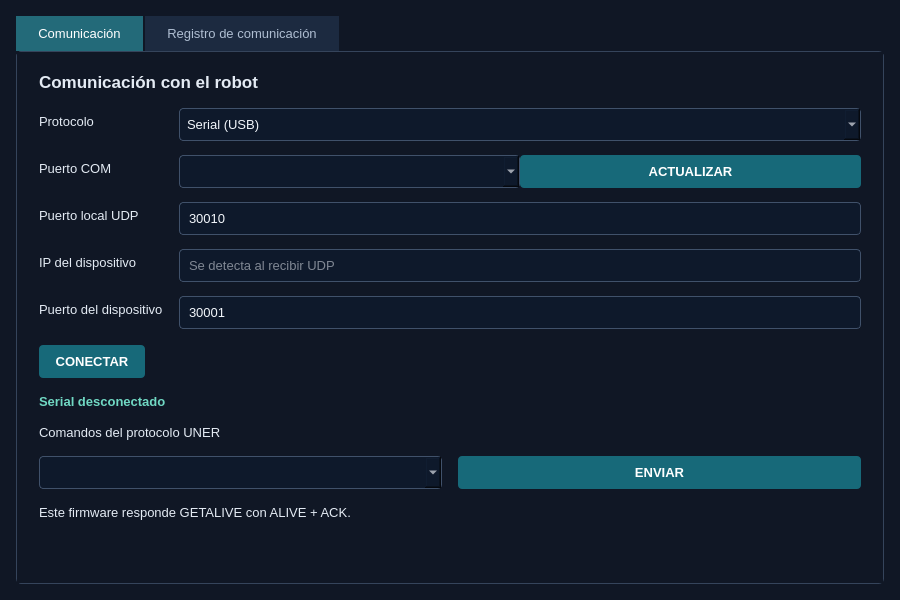
Before: the Qt Designer form software/mainwindow.ui in BuffaGonzalo/ROBOTICA2, drawn with Qt 5.
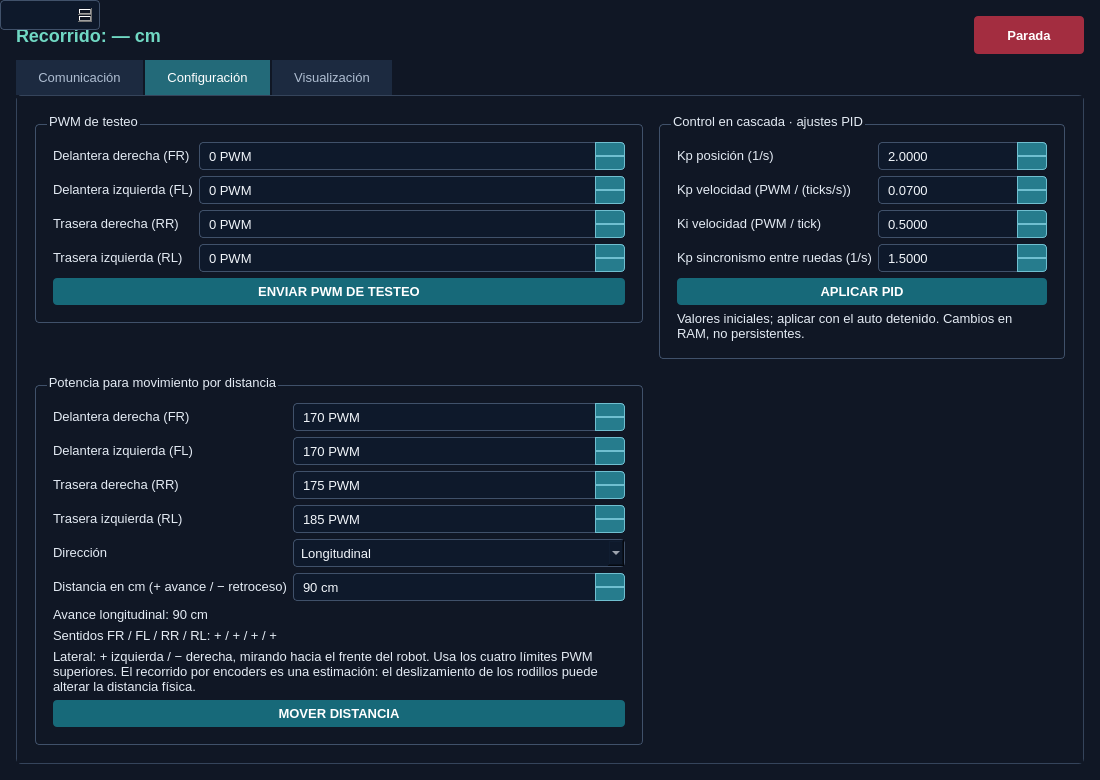
After: the same form once the commit is applied. The open tabs and pages were chosen to show the change. Icons and pictures are not drawn. Custom widgets are drawn as their Qt base class.

Commit message: feat(movimientos): Desplazamientos correctos - Desplazamientos hacia adelante, lateral y diagonal

```diff
--- a/software/mainwindow.ui
+++ b/software/mainwindow.ui
@@ -3,7 +3,12 @@
  <class>MainWindow</class>
  <widget class="QMainWindow" name="MainWindow">
   <property name="geometry">
-   <rect><x>0</x><y>0</y><width>900</width><height>600</height></rect>
+   <rect>
+    <x>0</x>
+    <y>0</y>
+    <width>1100</width>
+    <height>780</height>
+   </rect>
   </property>
   <property name="windowTitle"><string>MICRO-Software · Comunicación Serial / UDP</string></property>
   <property name="styleSheet">
@@ -11,19 +16,90 @@
 QTabWidget::pane { border: 1px solid #35445b; border-radius: 5px; background: #182337; }
 QTabBar::tab { background: #1c2a40; color: #aebdd1; padding: 10px 22px; margin-right: 2px; }
 QTabBar::tab:selected { background: #236a79; color: white; }
-QLineEdit, QComboBox, QTextBrowser { background: #0e192b; border: 1px solid #40516a; border-radius: 4px; padding: 7px; color: #f2f6fb; }
+QLineEdit, QComboBox, QSpinBox, QDoubleSpinBox, SmartDoubleSpinBox, QTextBrowser { background: #0e192b; border: 1px solid #40516a; border-radius: 4px; padding: 7px; color: #f2f6fb; }
 QPushButton { background: #176979; color: white; border: 0; border-radius: 4px; padding: 9px 16px; font-weight: bold; }
 QPushButton:hover { background: #23899b; }
 QPushButton:disabled { background: #3c485a; color: #a5afbc; }
 QLabel#label_statusMode { color: #70d8c3; font-weight: bold; }
-QLabel#label_title { font-size: 17px; font-weight: bold; }</string>
+QGroupBox { border: 1px solid #40516a; border-radius: 4px; margin-top: 12px; padding: 12px; }
+QGroupBox::title { subcontrol-origin: margin; left: 12px; }
+QPushButton#pushButton_stop { background: #a32d40; }
+QLabel#label_title { font-size: 17px; font-weight: bold; }
+QSpinBox { padding-right: 34px; min-height: 24px; }
+QSpinBox::up-button { subcontrol-origin: border; subcontrol-position: top right; width: 28px; background: #267c8d; border: 1px solid #70bfd0; border-top-right-radius: 4px; }
+QSpinBox::down-button { subcontrol-origin: border; subcontrol-position: bottom right; width: 28px; background: #267c8d; border: 1px solid #70bfd0; border-bottom-right-radius: 4px; }
+QSpinBox::up-button:hover, QSpinBox::down-button:hover { background: #36a1b6; }
+QSpinBox::up-arrow { image: url(:/resources/icons/spin_plus.svg); width: 14px; height: 14px; }
+QSpinBox::down-arrow { image: url(:/resources/icons/spin_minus.svg); width: 14px; height: 14px; }
+QTableWidget QSpinBox { padding: 2px; min-height: 20px; border: 0; background: #182337; }
+
+QDoubleSpinBox, SmartDoubleSpinBox { padding-right: 34px; min-height: 24px; }
+QDoubleSpinBox::up-button, SmartDoubleSpinBox::up-button { subcontrol-origin: border; subcontrol-position: top right; width: 28px; background: #267c8d; border: 1px solid #70bfd0; border-top-right-radius: 4px; }
+QDoubleSpinBox::down-button, SmartDoubleSpinBox::down-button { subcontrol-origin: border; subcontrol-position: bottom right; width: 28px; background: #267c8d; border: 1px solid #70bfd0; border-bottom-right-radius: 4px; }
+QDoubleSpinBox::up-button:hover, SmartDoubleSpinBox::up-button:hover, QDoubleSpinBox::down-button:hover, SmartDoubleSpinBox::down-button:hover { background: #36a1b6; }
+QDoubleSpinBox::up-arrow, SmartDoubleSpinBox::up-arrow { image: url(:/resources/icons/spin_plus.svg); width: 14px; height: 14px; }
+QDoubleSpinBox::down-arrow, SmartDoubleSpinBox::down-arrow { image: url(:/resources/icons/spin_minus.svg); width: 14px; height: 14px; }</string>
   </property>
   <widget class="QWidget" name="centralwidget">
    <layout class="QVBoxLayout" name="verticalLayout_main">
-    <property name="leftMargin"><number>16</number></property>
-    <property name="topMargin"><number>16</number></property>
-    <property name="rightMargin"><number>16</number></property>
-    <property name="bottomMargin"><number>16</number></property>
+    <property name="leftMargin">
+     <number>16</number>
+    </property>
+    <property name="topMargin">
+     <number>16</number>
+    </property>
+    <property name="rightMargin">
+     <number>16</number>
+    </property>
+    <property name="bottomMargin">
+     <number>16</number>
+    </property>
+    <item>
+     <layout class="QHBoxLayout" name="layout_globalStop">
+      <item>
+       <widget class="QLabel" name="label_topDistance">
+        <property name="text">
+         <string>Recorrido: — cm</string>
+        </property>
+        <property name="styleSheet">
+         <string>font-size: 18px; font-weight: bold; color: #70d8c3;</string>
+        </property>
+        <property name="toolTip">
+         <string>Distancia media firmada de las cuatro ruedas respecto al último MOVE, calculada por encoders.</string>
+        </property>
+       </widget>
+      </item>
+      <item>
+       <spacer name="spacer_globalStop">
+        <property name="orientation">
+         <enum>Qt::Orientation::Horizontal</enum>
+        </property>
+        <property name="sizeHint" stdset="0">
+         <size>
+          <width>40</width>
+          <height>20</height>
+         </size>
+        </property>
+       </spacer>
+      </item>
+      <item>
+       <widget class="QPushButton" name="pushButton_stop">
+        <property name="minimumSize">
+         <size>
+          <width>110</width>
+          <height>38</height>
+         </size>
+        </property>
+        <property name="toolTip">
+         <string>Detiene todas las ruedas y cancela el movimiento.</string>
+        </property>
+        <property name="text">
+         <string>Parada</string>
+        </property>
+       </widget>
+      </item>
+     </layout>
+    </item>
     <item>
      <widget class="QTabWidget" name="tabWidget_wifi">
       <property name="currentIndex"><number>0</number></property>
@@ -43,8 +119,16 @@
           <item row="0" column="0"><widget class="QLabel" name="label_protocol"><property name="text"><string>Protocolo</string></property></widget></item>
           <item row="0" column="1">
            <widget class="QComboBox" name="comboBox_protocol">
-            <item><property name="text"><string>Serial (USB)</string></property></item>
-            <item><property name="text"><string>Wi-Fi UDP</string></property></item>
+            <item>
+             <property name="text">
+              <string>Serial (USB)</string>
+             </property>
+            </item>
+            <item>
+             <property name="text">
+              <string>Wi-Fi UDP</string>
+             </property>
+            </item>
            </widget>
           </item>
           <item row="1" column="0"><widget class="QLabel" name="label_serialPort"><property name="text"><string>Puerto COM</string></property></widget></item>
@@ -66,29 +150,23 @@
           <item><spacer name="horizontalSpacer_actions"><property name="orientation"><enum>Qt::Horizontal</enum></property><property name="sizeHint" stdset="0"><size><width>40</width><height>20</height></size></property></spacer></item>
          </layout>
         </item>
-        <item><widget class="QLabel" name="label_statusMode"><property name="text"><string>Serial desconectado</string></property></widget></item>
-        <item><widget class="QLabel" name="label_commandTitle"><property name="text"><string>Comandos del protocolo UNER</string></property></widget></item>
         <item>
-         <layout class="QHBoxLayout" name="horizontalLayout_command">
-          <item><widget class="QComboBox" name="comboBox_command"/></item>
-          <item><widget class="QPushButton" name="pushButton_sendCommand"><property name="text"><string>ENVIAR</string></property></widget></item>
-         </layout>
+         <widget class="QLabel" name="label_statusMode">
+          <property name="text">
+           <string>Serial desconectado</string>
+          </property>
+         </widget>
         </item>
-        <item><widget class="QLabel" name="label_commandSupport"><property name="text"><string>Este firmware responde GETALIVE con ALIVE + ACK.</string></property><property name="wordWrap"><bool>true</bool></property></widget></item>
-        <item><spacer name="verticalSpacer_conn"><property name="orientation"><enum>Qt::Vertical</enum></property><property name="sizeHint" stdset="0"><size><width>20</width><height>40</height></size></property></spacer></item>
-       </layout>
-      </widget>
-      <widget class="QWidget" name="tab_LOGS">
-       <attribute name="title"><string>Registro de comunicación</string></attribute>
-       <layout class="QVBoxLayout" name="verticalLayout_logs">
-        <property name="leftMargin"><number>20</number></property>
-        <property name="topMargin"><number>18</number></property>
-        <property name="rightMargin"><number>20</number></property>
-        <property name="bottomMargin"><number>18</number></property>
-        <item><widget class="QLabel" name="label_raw"><property name="text"><string>Datos recibidos y enviados</string></property></widget></item>
-        <item><widget class="QTextBrowser" name="textBrowserUnProcessed"/></item>
-        <item><widget class="QLabel" name="label_processed"><property name="text"><string>Tramas UNER y respuestas</string></property></widget></item>
-        <item><widget class="QTextBrowser" name="textBrowserProcessed"/></item>
+        <item>
+         <widget class="QLabel" name="label_processed">
+          <property name="text">
+           <string>Registro de comunicación · logs procesados</string>
+          </property>
+         </widget>
+        </item>
+        <item>
+         <widget class="QTextBrowser" name="textBrowserProcessed" />
+        </item>
         <item>
          <layout class="QHBoxLayout" name="horizontalLayout_logs">
           <item><spacer name="horizontalSpacer_logs"><property name="orientation"><enum>Qt::Horizontal</enum></property><property name="sizeHint" stdset="0"><size><width>40</width><height>20</height></size></property></spacer></item>
@@ -97,11 +175,692 @@
         </item>
        </layout>
       </widget>
+      <widget class="QWidget" name="tab_CONFIG">
+       <property name="styleSheet">
+        <string notr="true">QGroupBox { padding: 8px; margin-top: 10px; }
+QSpinBox, QDoubleSpinBox, SmartDoubleSpinBox, QComboBox { padding-top: 3px; padding-bottom: 3px; min-height: 20px; }
+QPushButton { padding: 6px 12px; }</string>
+       </property>
+       <attribute name="title">
+        <string>Configuración</string>
+       </attribute>
+       <layout class="QVBoxLayout" name="layout_configPage">
+        <item>
+         <widget class="QWidget" name="configContents">
+           <layout class="QGridLayout" name="gridLayout_config" columnstretch="3,2">
+            <property name="horizontalSpacing"><number>16</number></property>
+            <item row="0" column="0" alignment="Qt::AlignTop">
+             <widget class="QGroupBox" name="groupBox_pwm">
+              <property name="title">
+               <string>PWM de testeo</string>
+              </property>
+              <layout class="QFormLayout" name="formLayout_pwm">
+               <item row="0" column="0">
+                <widget class="QLabel" name="label_fr">
+                 <property name="text">
+                  <string>Delantera derecha (FR)</string>
+                 </property>
+                </widget>
+               </item>
+               <item row="0" column="1">
+                <widget class="QSpinBox" name="spinBox_fr">
+                 <property name="buttonSymbols">
+                  <enum>QAbstractSpinBox::ButtonSymbols::PlusMinus</enum>
+                 </property>
+                 <property name="keyboardTracking">
+                  <bool>false</bool>
+                 </property>
+                 <property name="suffix">
+                  <string> PWM</string>
+                 </property>
+                 <property name="minimum">
+                  <number>-255</number>
+                 </property>
+                 <property name="maximum">
+                  <number>255</number>
+                 </property>
+                 <property name="singleStep">
+                  <number>1</number>
+                 </property>
+                </widget>
+               </item>
+               <item row="1" column="0">
+                <widget class="QLabel" name="label_fl">
+                 <property name="text">
+                  <string>Delantera izquierda (FL)</string>
+                 </property>
+                </widget>
+               </item>
+               <item row="1" column="1">
+                <widget class="QSpinBox" name="spinBox_fl">
+                 <property name="buttonSymbols">
+                  <enum>QAbstractSpinBox::ButtonSymbols::PlusMinus</enum>
+                 </property>
+                 <property name="keyboardTracking">
+                  <bool>false</bool>
+                 </property>
+                 <property name="suffix">
+                  <string> PWM</string>
+                 </property>
+                 <property name="minimum">
+                  <number>-255</number>
+                 </property>
+                 <property name="maximum">
+                  <number>255</number>
+                 </property>
+                 <property name="singleStep">
+                  <number>1</number>
+                 </property>
+                </widget>
+               </item>
+               <item row="2" column="0">
+                <widget class="QLabel" name="label_rr">
+                 <property name="text">
+                  <string>Trasera derecha (RR)</string>
+                 </property>
+                </widget>
+               </item>
+               <item row="2" column="1">
+                <widget class="QSpinBox" name="spinBox_rr">
+                 <property name="buttonSymbols">
+                  <enum>QAbstractSpinBox::ButtonSymbols::PlusMinus</enum>
+                 </property>
+                 <property name="keyboardTracking">
+                  <bool>false</bool>
+                 </property>
+                 <property name="suffix">
+                  <string> PWM</string>
+                 </property>
+                 <property name="minimum">
+                  <number>-255</number>
+                 </property>
+                 <property name="maximum">
+                  <number>255</number>
+                 </property>
+                 <property name="singleStep">
+                  <number>1</number>
+                 </property>
+                </widget>
+               </item>
+               <item row="3" column="0">
+                <widget class="QLabel" name="label_rl">
+                 <property name="text">
+                  <string>Trasera izquierda (RL)</string>
+                 </property>
+                </widget>
+               </item>
+               <item row="3" column="1">
+                <widget class="QSpinBox" name="spinBox_rl">
+                 <property name="buttonSymbols">
+                  <enum>QAbstractSpinBox::ButtonSymbols::PlusMinus</enum>
+                 </property>
+                 <property name="keyboardTracking">
+                  <bool>false</bool>
+                 </property>
+                 <property name="suffix">
+                  <string> PWM</string>
+                 </property>
+                 <property name="minimum">
+                  <number>-255</number>
+                 </property>
+                 <property name="maximum">
+                  <number>255</number>
+                 </property>
+                 <property name="singleStep">
+                  <number>1</number>
+                 </property>
+                </widget>
+               </item>
+               <item row="4" column="0" colspan="2">
+                <widget class="QPushButton" name="pushButton_sendCommand">
+                 <property name="text">
+                  <string>ENVIAR PWM DE TESTEO</string>
+                 </property>
+                </widget>
+               </item>
+              </layout>
+             </widget>
+            </item>
+            <item row="1" column="0" alignment="Qt::AlignTop">
+             <widget class="QGroupBox" name="groupBox_moveSettings">
+              <property name="title">
+               <string>Potencia para movimiento por distancia</string>
+              </property>
+              <layout class="QFormLayout" name="formLayout_moveSettings">
+               <item row="0" column="0">
+                <widget class="QLabel" name="label_move_fr">
+                 <property name="text">
+                  <string>Delantera derecha (FR)</string>
+                 </property>
+                </widget>
+               </item>
+               <item row="0" column="1">
+                <widget class="QSpinBox" name="spinBox_move_fr">
+                 <property name="buttonSymbols">
+                  <enum>QAbstractSpinBox::ButtonSymbols::PlusMinus</enum>
+                 </property>
+                 <property name="keyboardTracking">
+                  <bool>false</bool>
+                 </property>
+                 <property name="suffix">
+                  <string> PWM</string>
+                 </property>
+                 <property name="minimum">
+                  <number>0</number>
+                 </property>
+                 <property name="maximum">
+                  <number>255</number>
+                 </property>
+                 <property name="value">
+                  <number>170</number>
+                 </property>
+                </widget>
+               </item>
+               <item row="1" column="0">
+                <widget class="QLabel" name="label_move_fl">
+                 <property name="text">
+                  <string>Delantera izquierda (FL)</string>
+                 </property>
+                </widget>
+               </item>
+               <item row="1" column="1">
+                <widget class="QSpinBox" name="spinBox_move_fl">
+                 <property name="buttonSymbols">
+                  <enum>QAbstractSpinBox::ButtonSymbols::PlusMinus</enum>
+                 </property>
+                 <property name="keyboardTracking">
+                  <bool>false</bool>
+                 </property>
+                 <property name="suffix">
+                  <string> PWM</string>
+                 </property>
+                 <property name="minimum">
+                  <number>0</number>
+                 </property>
+                 <property name="maximum">
+                  <number>255</number>
+                 </property>
+                 <property name="value">
+                  <number>170</number>
+                 </property>
+                </widget>
+               </item>
+               <item row="2" column="0">
+                <widget class="QLabel" name="label_move_rr">
+                 <property name="text">
+                  <string>Trasera derecha (RR)</string>
+                 </property>
+                </widget>
+               </item>
+               <item row="2" column="1">
+                <widget class="QSpinBox" name="spinBox_move_rr">
+                 <property name="buttonSymbols">
+                  <enum>QAbstractSpinBox::ButtonSymbols::PlusMinus</enum>
+                 </property>
+                 <property name="keyboardTracking">
+                  <bool>false</bool>
+                 </property>
+                 <property name="suffix">
+                  <string> PWM</string>
+                 </property>
+                 <property name="minimum">
+                  <number>0</number>
+                 </property>
+                 <property name="maximum">
+                  <number>255</number>
+                 </property>
+                 <property name="value">
+                  <number>175</number>
+                 </property>
+                </widget>
+               </item>
+               <item row="3" column="0">
+                <widget class="QLabel" name="label_move_rl">
+                 <property name="text">
+                  <string>Trasera izquierda (RL)</string>
+                 </property>
+                </widget>
+               </item>
+               <item row="3" column="1">
+                <widget class="QSpinBox" name="spinBox_move_rl">
+                 <property name="buttonSymbols">
+                  <enum>QAbstractSpinBox::ButtonSymbols::PlusMinus</enum>
+                 </property>
+                 <property name="keyboardTracking">
+                  <bool>false</bool>
+                 </property>
+                 <property name="suffix">
+                  <string> PWM</string>
+                 </property>
+                 <property name="minimum">
+                  <number>0</number>
+                 </property>
+                 <property name="maximum">
+                  <number>255</number>
+                 </property>
+                 <property name="value">
+                  <number>185</number>
+                 </property>
+                </widget>
+               </item>
+               <item row="4" column="0">
+                <widget class="QLabel" name="label_moveDirection">
+                 <property name="text"><string>Dirección</string></property>
+                </widget>
+               </item>
+               <item row="4" column="1">
+                <widget class="QComboBox" name="comboBox_moveDirection">
+                 <property name="currentIndex"><number>0</number></property>
+                 <property name="toolTip"><string>Seleccioná longitudinal, lateral o una diagonal de 45°. La distancia es el recorrido del chasis.</string></property>
+                 <item><property name="text"><string>Longitudinal</string></property></item>
+                 <item><property name="text"><string>Lateral</string></property></item>
+                 <item><property name="text"><string>Diagonal</string></property></item>
+                </widget>
+               </item>
+               <item row="5" column="0">
+                <widget class="QLabel" name="label_distance">
+                 <property name="text">
+                  <string>Distancia en cm (+ avance / − retroceso)</string>
+                 </property>
+                </widget>
+               </item>
+               <item row="5" column="1">
+                <widget class="QSpinBox" name="spinBox_distance">
+                 <property name="buttonSymbols">
+                  <enum>QAbstractSpinBox::ButtonSymbols::PlusMinus</enum>
+                 </property>
+                 <property name="keyboardTracking">
+                  <bool>false</bool>
+                 </property>
+                 <property name="suffix">
+                  <string> cm</string>
+                 </property>
+                 <property name="minimum">
+                  <number>-1000</number>
+                 </property>
+                 <property name="maximum">
+                  <number>1000</number>
+                 </property>
+                 <property name="singleStep">
+                  <number>1</number>
+                 </property>
+                 <property name="value">
+                  <number>90</number>
+                 </property>
+                </widget>
+               </item>
+               <item row="6" column="0" colspan="2">
+                <widget class="QLabel" name="label_movePreview">
+                 <property name="text"><string>Avance longitudinal: 90 cm</string></property>
+                 <property name="wordWrap"><bool>true</bool></property>
+                </widget>
+               </item>
+               <item row="7" column="0" colspan="2">
+                <widget class="QLabel" name="label_moveWheelPattern">
+                 <property name="text"><string>Sentidos FR / FL / RR / RL: + / + / + / +</string></property>
+                 <property name="wordWrap"><bool>true</bool></property>
+                </widget>
+               </item>
+               <item row="8" column="0" colspan="2">
+                <widget class="QLabel" name="label_lateralHelp">
+                 <property name="text"><string>Lateral: + izquierda / − derecha, mirando hacia el frente del robot. Usa los cuatro límites PWM superiores. El recorrido por encoders es una estimación: el deslizamiento de los rodillos puede alterar la distancia física.</string></property>
+                 <property name="wordWrap"><bool>true</bool></property>
+                </widget>
+               </item>
+               <item row="9" column="0" colspan="2">
+                <widget class="QPushButton" name="pushButton_move">
+                 <property name="text">
+                  <string>MOVER DISTANCIA</string>
+                 </property>
+                </widget>
+               </item>
+              </layout>
+             </widget>
+            </item>
+            <item row="0" column="1" rowspan="2" alignment="Qt::AlignTop">
+             <widget class="QGroupBox" name="groupBox_pid">
+              <property name="title">
+               <string>Control en cascada · ajustes PID</string>
+              </property>
+              <layout class="QFormLayout" name="formLayout_pid">
+               <item row="0" column="0">
+                <widget class="QLabel" name="label_pid_kpPosition">
+                 <property name="text">
+                  <string>Kp posición (1/s)</string>
+                 </property>
+                </widget>
+               </item>
+               <item row="0" column="1">
+                <widget class="SmartDoubleSpinBox" name="doubleSpinBox_kpPosition">
+                 <property name="decimals">
+                  <number>4</number>
+                 </property>
+                 <property name="minimum">
+                  <double>0</double>
+                 </property>
+                 <property name="maximum">
+                  <double>50</double>
+                 </property>
+                 <property name="singleStep">
+                  <double>0.1</double>
+                 </property>
+                 <property name="value">
+                  <double>2</double>
+                 </property>
+                 <property name="keyboardTracking">
+                  <bool>false</bool>
+                 </property>
+                 <property name="buttonSymbols">
+                  <enum>QAbstractSpinBox::PlusMinus</enum>
+                 </property>
+                </widget>
+               </item>
+               <item row="1" column="0">
+                <widget class="QLabel" name="label_pid_kpSpeed">
+                 <property name="text">
+                  <string>Kp velocidad (PWM / (ticks/s))</string>
+                 </property>
+                </widget>
+               </item>
+               <item row="1" column="1">
+                <widget class="SmartDoubleSpinBox" name="doubleSpinBox_kpSpeed">
+                 <property name="decimals">
+                  <number>4</number>
+                 </property>
+                 <property name="minimum">
+                  <double>0</double>
+                 </property>
+                 <property name="maximum">
+                  <double>2</double>
+                 </property>
+                 <property name="singleStep">
+                  <double>0.005</double>
+                 </property>
+                 <property name="value">
+                  <double>0.07</double>
+                 </property>
+                 <property name="keyboardTracking">
+                  <bool>false</bool>
+                 </property>
+                 <property name="buttonSymbols">
+                  <enum>QAbstractSpinBox::PlusMinus</enum>
+                 </property>
+                </widget>
+               </item>
+               <item row="2" column="0">
+                <widget class="QLabel" name="label_pid_kiSpeed">
+                 <property name="text">
+                  <string>Ki velocidad (PWM / tick)</string>
+                 </property>
+                </widget>
+               </item>
+               <item row="2" column="1">
+                <widget class="SmartDoubleSpinBox" name="doubleSpinBox_kiSpeed">
+                 <property name="decimals">
+                  <number>4</number>
+                 </property>
+                 <property name="minimum">
+                  <double>0</double>
+                 </property>
+                 <property name="maximum">
+                  <double>5</double>
+                 </property>
+                 <property name="singleStep">
+                  <double>0.01</double>
+                 </property>
+                 <property name="value">
+                  <double>0.5</double>
+                 </property>
+                 <property name="keyboardTracking">
+                  <bool>false</bool>
+                 </property>
+                 <property name="buttonSymbols">
+                  <enum>QAbstractSpinBox::PlusMinus</enum>
+                 </property>
+                </widget>
+               </item>
+               <item row="3" column="0">
+                <widget class="QLabel" name="label_pid_kpSync">
+                 <property name="text">
+                  <string>Kp sincronismo entre ruedas (1/s)</string>
+                 </property>
+                </widget>
+               </item>
+               <item row="3" column="1">
+                <widget class="SmartDoubleSpinBox" name="doubleSpinBox_kpSync">
+                 <property name="decimals">
+                  <number>4</number>
+                 </property>
+                 <property name="minimum">
+                  <double>0</double>
+                 </property>
+                 <property name="maximum">
+                  <double>20</double>
+                 </property>
+                 <property name="singleStep">
+                  <double>0.1</double>
+                 </property>
+                 <property name="value">
+                  <double>1.5</double>
+                 </property>
+                 <property name="keyboardTracking">
+                  <bool>false</bool>
+                 </property>
+                 <property name="buttonSymbols">
+                  <enum>QAbstractSpinBox::PlusMinus</enum>
+                 </property>
+                </widget>
+               </item>
+               <item row="4" column="0" colspan="2">
+                <widget class="QPushButton" name="pushButton_applyPid">
+                 <property name="text">
+                  <string>APLICAR PID</string>
+                 </property>
+                </widget>
+               </item>
+               <item row="5" column="0" colspan="2">
+                <widget class="QLabel" name="label_pidStatus">
+                 <property name="text">
+                  <string>Valores iniciales; aplicar con el auto detenido. Cambios en RAM, no persistentes.</string>
+                 </property>
+                 <property name="wordWrap">
+                  <bool>true</bool>
+                 </property>
+                </widget>
+               </item>
+              </layout>
+             </widget>
+            </item>
+           </layout>
+         </widget>
+        </item>
+       </layout>
+      </widget>
+      <widget class="QWidget" name="tab_VISUAL">
+       <attribute name="title">
+        <string>Visualización</string>
+       </attribute>
+       <layout class="QVBoxLayout" name="layout_visual">
+        <item>
+         <widget class="QLabel" name="label_visualDistance">
+          <property name="styleSheet">
+           <string>font-size: 28px; font-weight: bold; color: #70d8c3;</string>
+          </property>
+          <property name="text">
+           <string>Recorrido por encoders: — cm</string>
+          </property>
+          <property name="wordWrap">
+           <bool>true</bool>
+          </property>
+         </widget>
+        </item>
+        <item>
+         <widget class="QLabel" name="label_visualTarget">
+          <property name="text">
+           <string>Objetivo recibido: — cm · restante medio: — cm</string>
+          </property>
+          <property name="wordWrap">
+           <bool>true</bool>
+          </property>
+         </widget>
+        </item>
+        <item>
+         <widget class="QLabel" name="label_visualState">
+          <property name="text">
+           <string>Sin telemetría de movimiento</string>
+          </property>
+          <property name="wordWrap">
+           <bool>true</bool>
+          </property>
+         </widget>
+        </item>
+        <item>
+         <widget class="QProgressBar" name="progressBar_distance">
+          <property name="value">
+           <number>0</number>
+          </property>
+         </widget>
+        </item>
+        <item>
+         <widget class="QTableWidget" name="tableWidget_visual">
+          <property name="editTriggers">
+           <set>QAbstractItemView::EditTrigger::NoEditTriggers</set>
+          </property>
+          <property name="rowCount">
+           <number>4</number>
+          </property>
+          <property name="columnCount">
+           <number>8</number>
+          </property>
+          <row />
+          <row />
+          <row />
+          <row />
+          <column>
+           <property name="text">
+            <string>Rueda</string>
+           </property>
+          </column>
+          <column>
+           <property name="text">
+            <string>Ticks</string>
+           </property>
+          </column>
+          <column>
+           <property name="text">
+            <string>Recorrido (cm)</string>
+           </property>
+          </column>
+          <column>
+           <property name="text">
+            <string>Restante (cm)</string>
+           </property>
+          </column>
+          <column>
+           <property name="text">
+            <string>PWM aplicado</string>
+           </property>
+          </column>
+          <column>
+           <property name="text">
+            <string>V objetivo</string>
+           </property>
+          </column>
+          <column>
+           <property name="text">
+            <string>V medida</string>
+           </property>
+          </column>
+          <column>
+           <property name="text">
+            <string>Integral</string>
+           </property>
+          </column>
+         </widget>
+        </item>
+        <item>
+         <widget class="QLabel" name="label_visualScale">
+          <property name="text">
+           <string>Calibración: esperando escala y cuentas por vuelta del firmware.</string>
+          </property>
+          <property name="wordWrap">
+           <bool>true</bool>
+          </property>
+         </widget>
+        </item>
+        <item>
+         <widget class="QLabel" name="label_visualFreshness">
+          <property name="text">
+           <string>Esperando la primera muestra del firmware.</string>
+          </property>
+          <property name="wordWrap">
+           <bool>true</bool>
+          </property>
+         </widget>
+        </item>
+        <item>
+         <widget class="QLabel" name="label_visualNote">
+          <property name="text">
+           <string>Recorrido neto desde el último MOVE, inferido del giro de las ruedas. El promedio no detecta deslizamiento. Llegada confirmada sólo cuando las cuatro ruedas están dentro de tolerancia durante 100 ms.</string>
+          </property>
+          <property name="wordWrap">
+           <bool>true</bool>
+          </property>
+         </widget>
+        </item>
+        <item>
+         <widget class="QLabel" name="label_visualPid">
+          <property name="text">
+           <string>Esperando diagnóstico del PID.</string>
+          </property>
+          <property name="wordWrap">
+           <bool>true</bool>
+          </property>
+          <property name="textInteractionFlags">
+           <set>Qt::TextSelectableByMouse</set>
+          </property>
+         </widget>
+        </item>
+        <item>
+         <widget class="QLabel" name="label_visualEncoderHealth">
+          <property name="text">
+           <string>Esperando actividad de los canales Hall A/B.</string>
+          </property>
+          <property name="wordWrap">
+           <bool>true</bool>
+          </property>
+          <property name="textInteractionFlags">
+           <set>Qt::TextSelectableByMouse</set>
+          </property>
+         </widget>
+        </item>
+       </layout>
+      </widget>
      </widget>
     </item>
    </layout>
+   <widget class="QTextBrowser" name="textBrowserUnProcessed">
+    <property name="geometry">
+     <rect>
+      <x>0</x>
+      <y>0</y>
+      <width>100</width>
+      <height>30</height>
+     </rect>
+    </property>
+    <property name="visible">
+     <bool>false</bool>
+    </property>
+   </widget>
   </widget>
  </widget>
- <resources/>
- <connections/>
+ <resources />
+ <connections />
+ <customwidgets>
+  <customwidget>
+   <class>SmartDoubleSpinBox</class>
+   <extends>QDoubleSpinBox</extends>
+   <header>smartdoublespinbox.h</header>
+  </customwidget>
+ </customwidgets>
 </ui>
```
Left out of the diff: 196 changed lines with no effect on the pictures. The commit also changes 28 other files.
